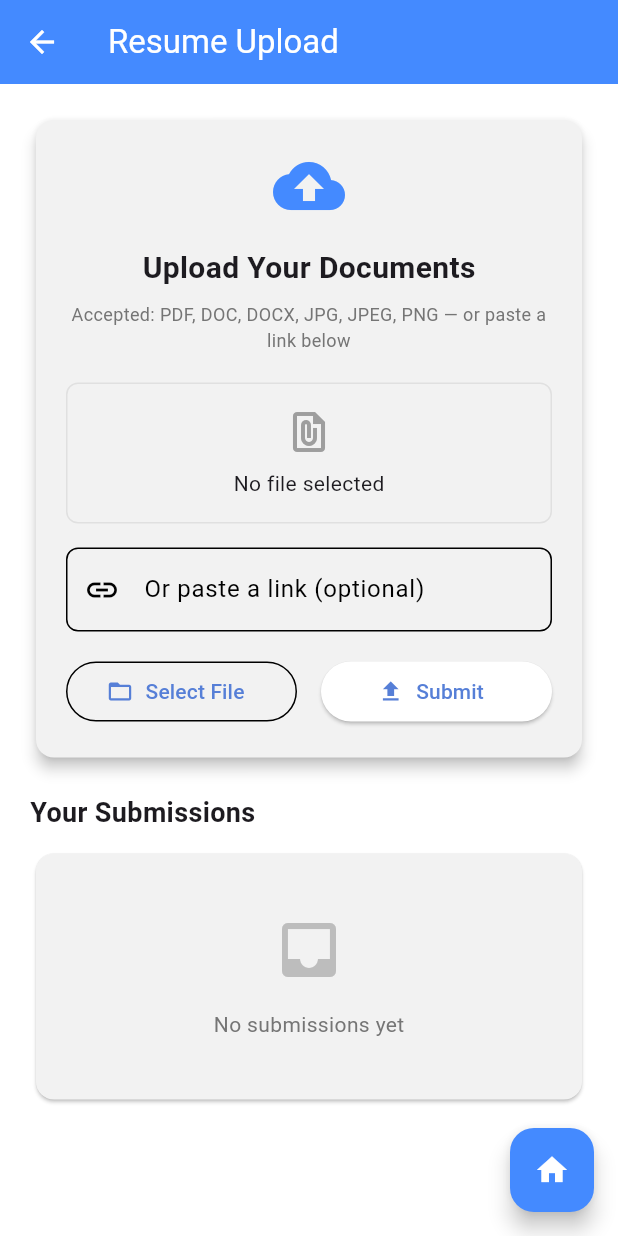
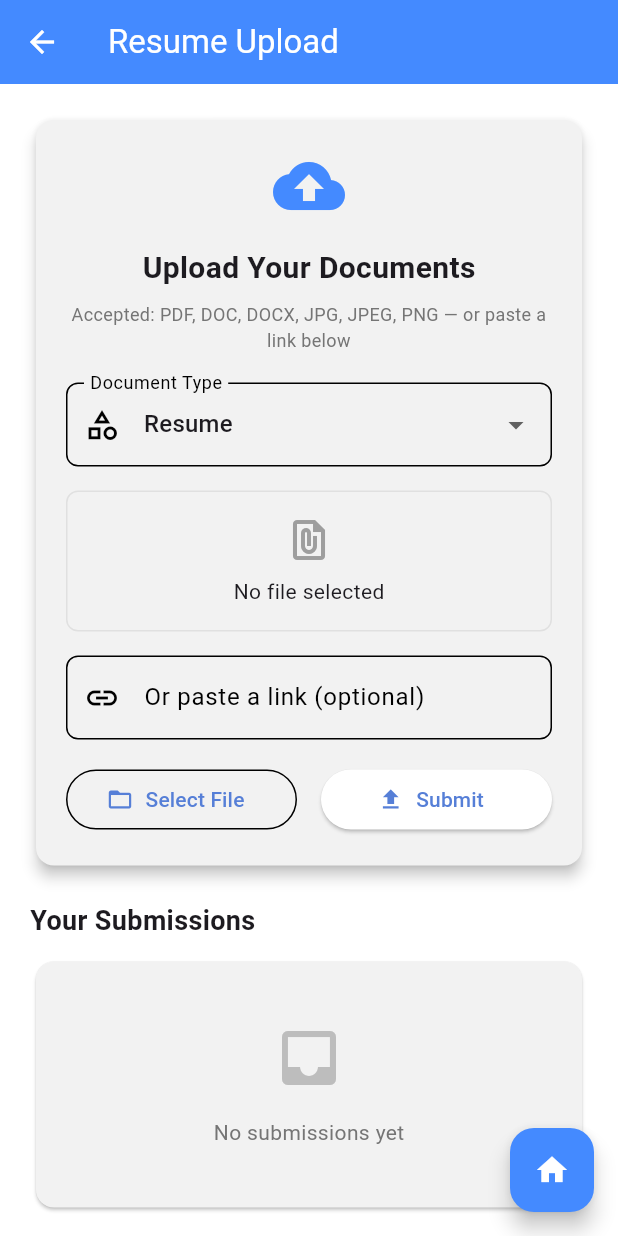
Before and after one commit to Sharouldroid/charms-main-1, a Flutter app: the DocsUpload screen opened directly with empty values, on a phone screen of 412 x 824 dp. Run offline on Flutter 3.47's test engine with Material 3 defaults, Android fonts, the phone set to English and light mode, and no system bars; drawn by our look-alikes of overlay_support; our stand-ins replace camera, connectivity_plus, file_picker, flutter_local_notifications, flutter_speed_dial, geolocator and 13 more; missing offline and left inert: country_list_pick, dart:html, flutter_file_dialog, flutter_stripe; accounts and stored records are empty; network calls fail.

Commit message:
updated for document type

```diff
--- a/lib/internshipscreens/admin_submissions.dart
+++ b/lib/internshipscreens/admin_submissions.dart
@@ -278,6 +278,9 @@ class _AdminSubmissionsPageState extends State<AdminSubmissionsPage> {
                 style: const TextStyle(fontWeight: FontWeight.bold),
               ),
               Text('File: ${submission['file_name'] ?? 'Unnamed File'}'),
+              if (submission['document_type'] != null &&
+                  submission['document_type'].toString().isNotEmpty)
+                Text('Document Type: ${submission['document_type']}'),
               const SizedBox(height: 16),
               const Text('Status:',
                   style: TextStyle(fontWeight: FontWeight.bold)),
@@ -415,6 +418,9 @@ class _AdminSubmissionsPageState extends State<AdminSubmissionsPage> {
         submission['file_name'].toString().isNotEmpty;
     final documentLink = submission['document_link'];
     final hasLink = documentLink != null && documentLink.toString().isNotEmpty;
+    final documentType = submission['document_type'];
+    final hasDocumentType =
+        documentType != null && documentType.toString().isNotEmpty;
 
     // Internship Active/Completed badge (only shown if backend provided it)
     final internshipStatus = submission['internship_status'];
@@ -450,6 +456,17 @@ class _AdminSubmissionsPageState extends State<AdminSubmissionsPage> {
                         style:
                             TextStyle(color: Colors.grey[600], fontSize: 12),
                       ),
+                      if (hasDocumentType) ...[
+                        const SizedBox(height: 4),
+                        Text(
+                          documentType.toString(),
+                          style: const TextStyle(
+                            color: Colors.blueGrey,
+                            fontWeight: FontWeight.w500,
+                            fontSize: 12,
+                          ),
+                        ),
+                      ],
                     ],
                   ),
                 ),
--- a/lib/internshipscreens/docs_upload.dart
+++ b/lib/internshipscreens/docs_upload.dart
@@ -27,6 +27,14 @@ class _DocsUploadState extends State<DocsUpload> {
   String? _uploadMessage;
   List<Map<String, dynamic>> _submissions = [];
   bool _isLoadingSubmissions = false;
+
+  static const List<String> _documentTypes = [
+    'Resume',
+    'Academic Transcript',
+    'University Letter',
+    'Offer Letter',
+  ];
+  String _selectedDocumentType = _documentTypes.first;
 
   @override
   void initState() {
@@ -160,6 +168,7 @@ class _DocsUploadState extends State<DocsUpload> {
 
       // Add form fields
       request.fields['userId'] = widget.userId.toString();
+      request.fields['documentType'] = _selectedDocumentType;
       if (widget.scheduleId != null) {
         request.fields['scheduleId'] = widget.scheduleId.toString();
       }
@@ -376,6 +385,32 @@ class _DocsUploadState extends State<DocsUpload> {
                           ),
                           const SizedBox(height: 20),
 
+                          // Document Type Selection
+                          DropdownButtonFormField<String>(
+                            value: _selectedDocumentType,
+                            decoration: InputDecoration(
+                              labelText: 'Document Type',
+                              prefixIcon: const Icon(Icons.category_outlined),
+                              border: OutlineInputBorder(
+                                borderRadius: BorderRadius.circular(8),
+                              ),
+                            ),
+                            items: _documentTypes
+                                .map((type) => DropdownMenuItem(
+                                      value: type,
+                                      child: Text(type),
+                                    ))
+                                .toList(),
+                            onChanged: (value) {
+                              if (value == null) return;
+                              setState(() {
+                                _selectedDocumentType = value;
+                              });
+                            },
+                          ),
+
+                          const SizedBox(height: 16),
+
                           // File Selection Display
                           Container(
                             width: double.infinity,
@@ -526,6 +561,7 @@ class _DocsUploadState extends State<DocsUpload> {
                             final status = submission['status'] ?? 'pending';
                             final adminComment = submission['admin_comments'];
                             final documentLink = submission['document_link'];
+                            final documentType = submission['document_type'];
                             final label = submission['file_name'] ??
                                 submission['details'] ??
                                 'Document';
@@ -570,6 +606,17 @@ class _DocsUploadState extends State<DocsUpload> {
                                         ],
                                       ],
                                     ),
+                                    if (documentType != null && documentType.toString().isNotEmpty) ...[
+                                      const SizedBox(height: 2),
+                                      Text(
+                                        'Type: $documentType',
+                                        style: const TextStyle(
+                                          fontSize: 12,
+                                          fontWeight: FontWeight.w500,
+                                          color: Colors.blueGrey,
+                                        ),
+                                      ),
+                                    ],
                                     Text(
                                       'Submitted: ${submission['submitted_at'] ?? 'Unknown'}',
                                       style: const TextStyle(fontSize: 12, color: Colors.grey),
```
